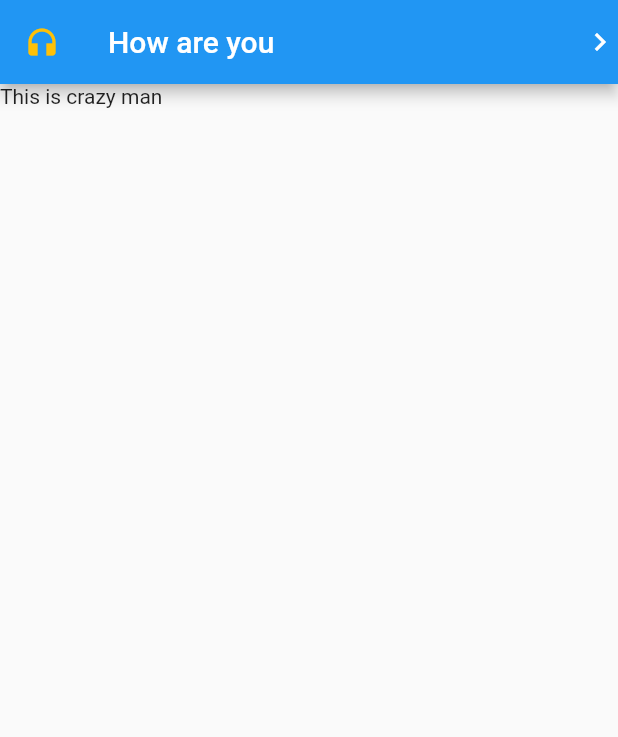
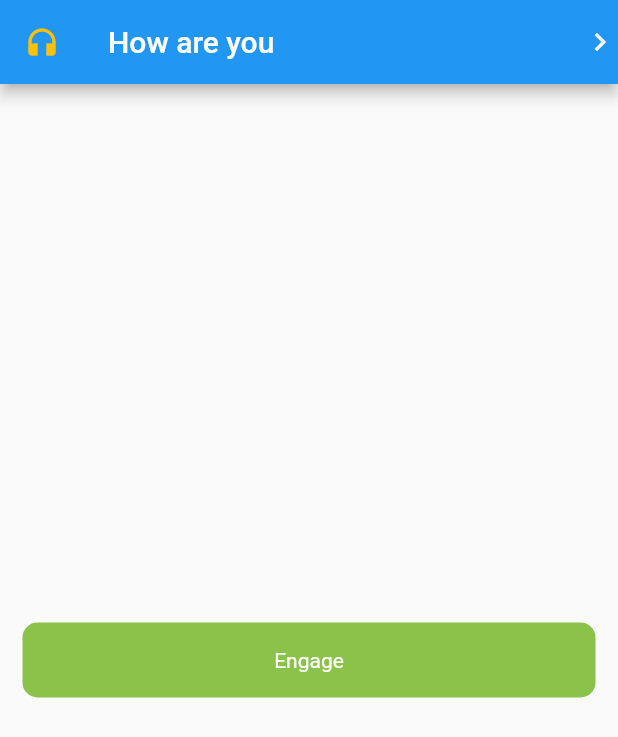
Before and after one commit to Am271/flutter-prac, a Flutter app: the SimpStuff screen opened directly, on a phone screen of 412 x 824 dp. Shown: the top 737 px of the screen. Run offline on Flutter 3.47's test engine with Material 2 defaults, Android fonts, the light colour scheme and no system bars.

```diff
--- a/lib/main.dart
+++ b/lib/main.dart
@@ -8,9 +8,7 @@ void main() {
   runApp(
     const MaterialApp(
       home: Scaffold(
-        body: Center(
-          child: MyButton(),
-        ),
+        body: SimpStuff()
       ),
     ),
   );
@@ -34,7 +32,7 @@ class _SimpStuffState extends State<SimpStuff> {
           Icon(Icons.navigate_next),
         ],
       ),
-      body: const Text('This is crazy man'),
+      body: const Center (child: MyButton()),
     );
   }
 }
```
